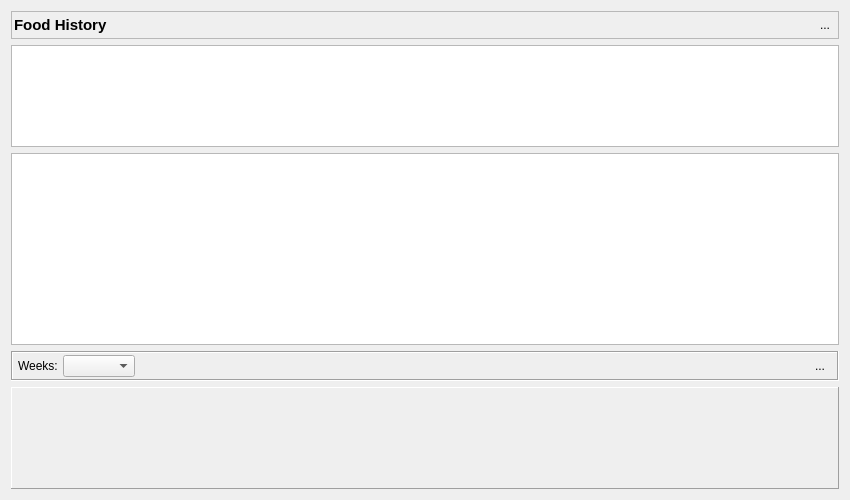
This is foodhistory_popup.ui in Tria-Andy/WorkoutEditor as Qt 5 draws it before an edit. The edited form follows.
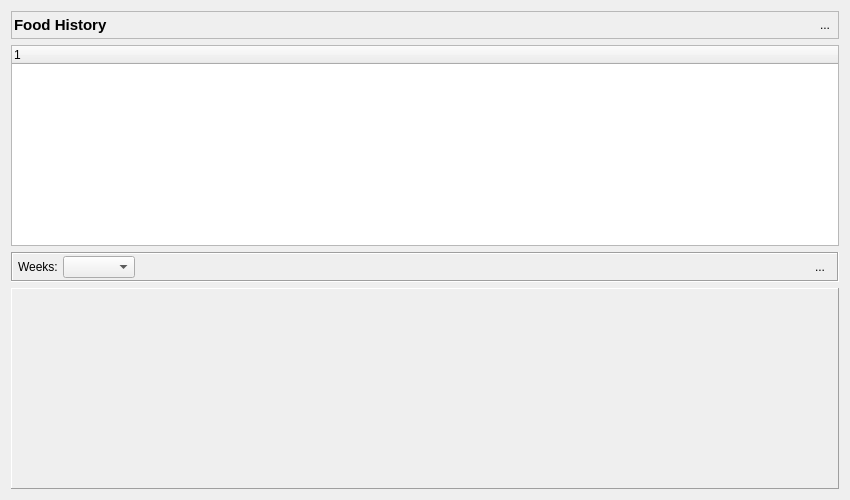
This is the edited form. Icons and pictures are not drawn. Custom widgets are drawn as their Qt base class.

What changed in the file:
```diff
--- a/foodhistory_popup.ui
+++ b/foodhistory_popup.ui
@@ -102,18 +102,20 @@
     </widget>
    </item>
    <item>
-    <widget class="QTreeView" name="treeView_foodhistory">
+    <widget class="QTreeWidget" name="treeWidget_foodhistory">
      <property name="sizePolicy">
       <sizepolicy hsizetype="Expanding" vsizetype="Expanding">
        <horstretch>0</horstretch>
        <verstretch>3</verstretch>
       </sizepolicy>
      </property>
+     <column>
+      <property name="text">
+       <string notr="true">1</string>
+      </property>
+     </column>
     </widget>
    </item>
-   <item>
-    <widget class="QColumnView" name="columnView_foodHistory"/>
-   </item>
    <item>
     <widget class="QFrame" name="frame_control">
      <property name="frameShape">
```
